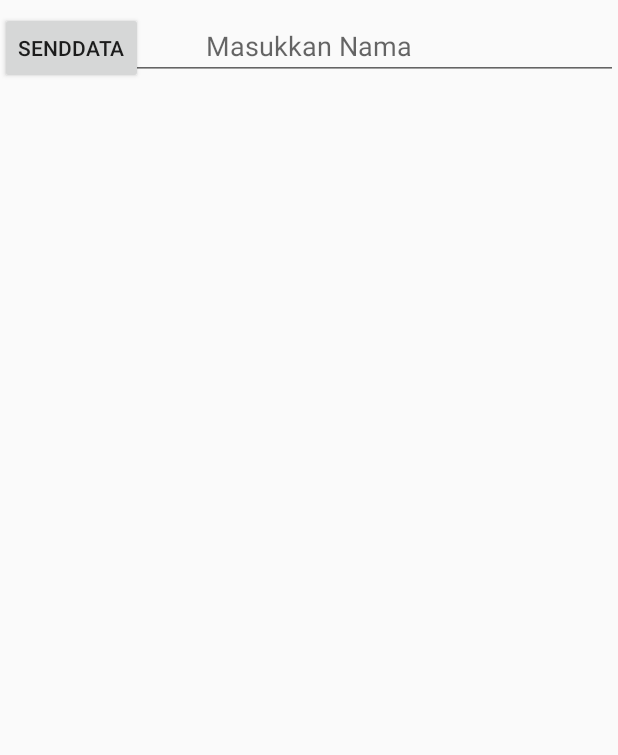
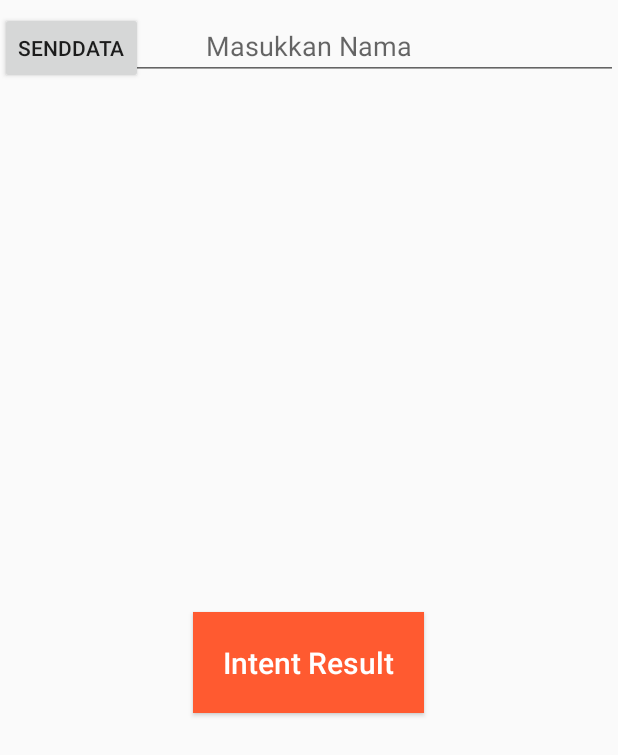
Before and after one commit to ahmaduunnail/android-materi-recap, an Android app: the IntentFrgament screen opened through its navigation route, on a phone screen of 412 x 824 dp. Shown: the top 755 px of the screen. Run offline under Robolectric (Android 15) with nearby library versions, the phone set to English and light mode, and no system bars.

Commit message:
Intent Result

```diff
--- a/app/src/main/AndroidManifest.xml
+++ b/app/src/main/AndroidManifest.xml
@@ -9,7 +9,8 @@
         android:roundIcon="@mipmap/ic_launcher_round"
         android:supportsRtl="true"
         android:theme="@style/Theme.AppCompat.Light.NoActionBar">
-        <activity android:name=".TargetActivity"></activity>
+        <activity android:name=".EditNameActivity"></activity>
+        <activity android:name=".TargetActivity" />
         <activity android:name=".MainActivity">
             <intent-filter>
                 <action android:name="android.intent.action.MAIN" />
--- a/app/src/main/res/layout/fragment_intent_frgament.xml
+++ b/app/src/main/res/layout/fragment_intent_frgament.xml
@@ -24,4 +24,23 @@
         android:layout_marginTop="8dp"
         android:text="SendData"/>
 
+    <Button
+        android:id="@+id/next3"
+        android:layout_centerInParent="true"
+        android:layout_alignParentBottom="true"
+        android:layout_width="wrap_content"
+        android:layout_height="wrap_content"
+        android:layout_gravity="center"
+        android:layout_marginStart="30dp"
+        android:layout_marginBottom="30dp"
+        android:layout_marginEnd="30dp"
+        android:layout_marginTop="60dp"
+        android:padding="20dp"
+        android:background="@color/accent"
+        android:text="Intent Result"
+        android:textAllCaps="false"
+        android:textColor="@color/white"
+        android:textSize="20dp"
+        android:textStyle="normal" />
+
 </FrameLayout>
--- a/app/src/main/res/navigation/nav_graph.xml
+++ b/app/src/main/res/navigation/nav_graph.xml
@@ -27,5 +27,14 @@
         android:id="@+id/intentFrgament"
         android:name="com.lleans.androidmateri1recap.IntentFrgament"
         android:label="fragment_intent_frgament"
-        tools:layout="@layout/fragment_intent_frgament" />
+        tools:layout="@layout/fragment_intent_frgament" >
+        <action
+            android:id="@+id/action_intentFrgament_to_intentResultsFragment"
+            app:destination="@id/intentResultsFragment" />
+    </fragment>
+    <fragment
+        android:id="@+id/intentResultsFragment"
+        android:name="com.lleans.androidmateri1recap.IntentResultsFragment"
+        android:label="fragment_intent_results"
+        tools:layout="@layout/fragment_intent_results" />
 </navigation>
--- a/app/src/main/res/values/strings.xml
+++ b/app/src/main/res/values/strings.xml
@@ -1,5 +1,5 @@
 <resources>
-    <string name="app_name">AndroidMateri1Recap</string>
+    <string name="app_name">Materi Recap</string>
     <!-- TODO: Remove or change this placeholder text -->
     <string name="hello_blank_fragment">Hello blank fragment</string>
 </resources>
```
Also changed, not shown: app/build.gradle (+10 -0 lines), app/src/main/java/com/lleans/androidmateri1recap/EditNameActivity.kt (added, +34 -0 lines), app/src/main/java/com/lleans/androidmateri1recap/IntentFrgament.kt (+15 -7 lines), app/src/main/java/com/lleans/androidmateri1recap/IntentResultsFragment.kt (added, +52 -0 lines), app/src/main/res/layout/activity_edit_name.xml (added, +30 -0 lines), app/src/main/res/layout/fragment_intent_results.xml (added, +24 -0 lines), 1 other file.
